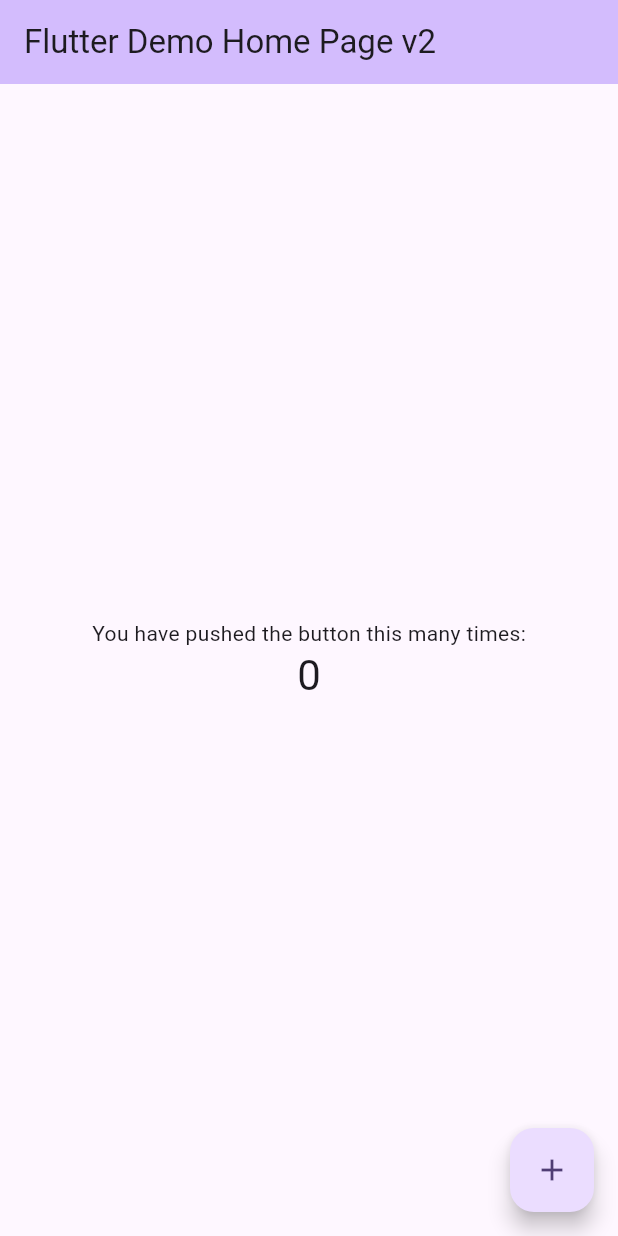
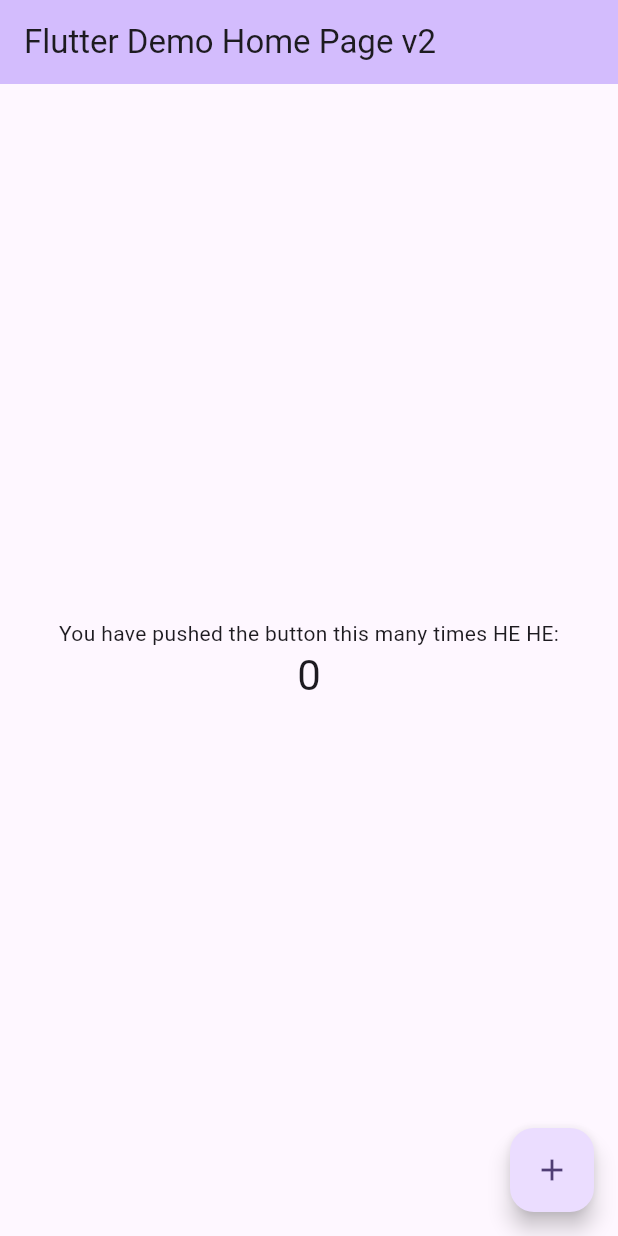
Before and after one commit to IsmailTosunTnyl/flutterweb, a Flutter app: the screen it shows after launch, on a phone screen of 412 x 824 dp. Run offline on Flutter 3.47's test engine with Material 2 defaults, Android fonts, the phone set to English and light mode, and no system bars.

```diff
--- a/webtest/lib/main.dart
+++ b/webtest/lib/main.dart
@@ -106,7 +106,7 @@ class _MyHomePageState extends State<MyHomePage> {
           mainAxisAlignment: MainAxisAlignment.center,
           children: <Widget>[
             const Text(
-              'You have pushed the button this many times:',
+              'You have pushed the button this many times HE HE:',
             ),
             Text(
               '$_counter',
```
